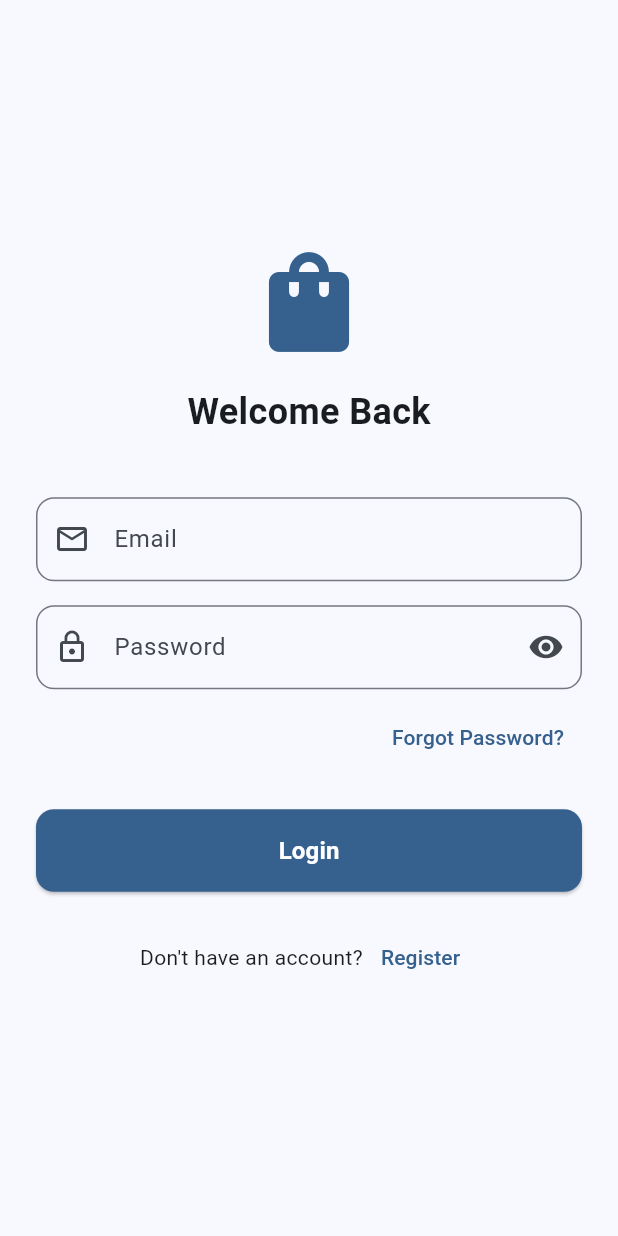
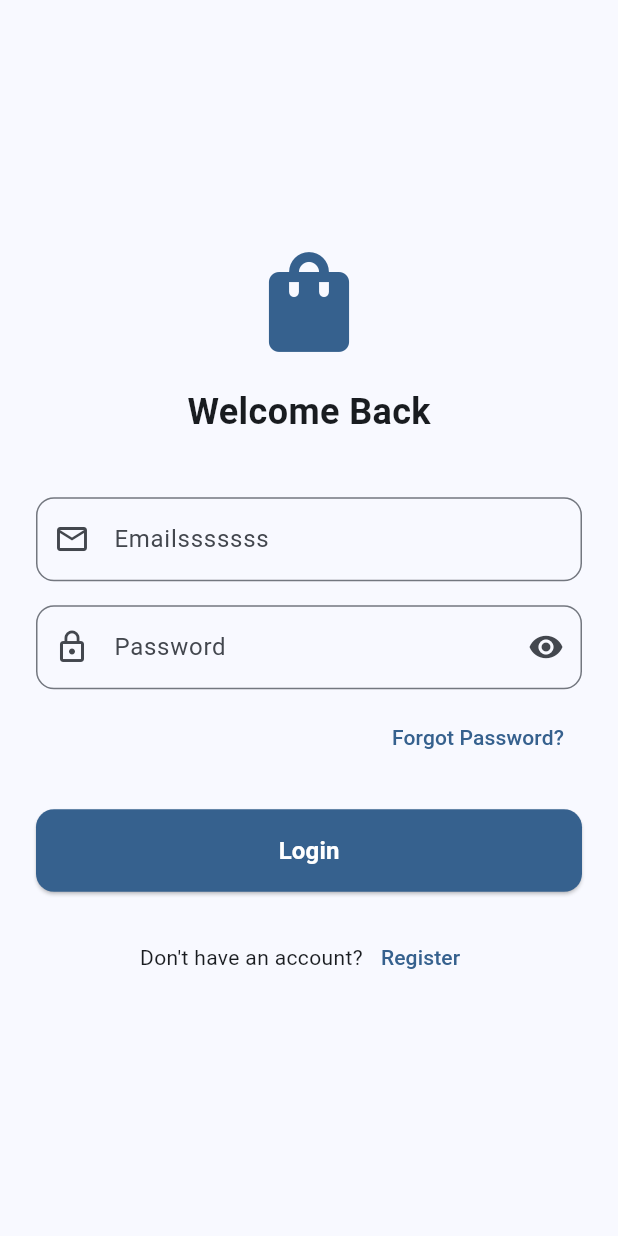
Before and after one commit to KboyVillahermosa/ecommerce, a Flutter app: the screen it shows after launch, on a phone screen of 412 x 824 dp. Run offline on Flutter 3.47's test engine with Material 3 defaults, Android fonts, the phone set to English and light mode, and no system bars; our stand-ins replace firebase_auth, firebase_core; accounts and stored records are empty.

Commit message:
new branch

```diff
--- a/lib/screens/login_screen.dart
+++ b/lib/screens/login_screen.dart
@@ -46,7 +46,7 @@ class _LoginScreenState extends State<LoginScreen> {
                   const SizedBox(height: 40),
                   AuthTextField(
                     controller: _emailController,
-                    hintText: 'Email',
+                    hintText: 'Emailsssssss',
                     prefixIcon: Icons.email_outlined,
                     validator: (value) {
                       if (value == null || value.isEmpty) {
```
Also changed, not shown: dart/hellotest.dart (added).
